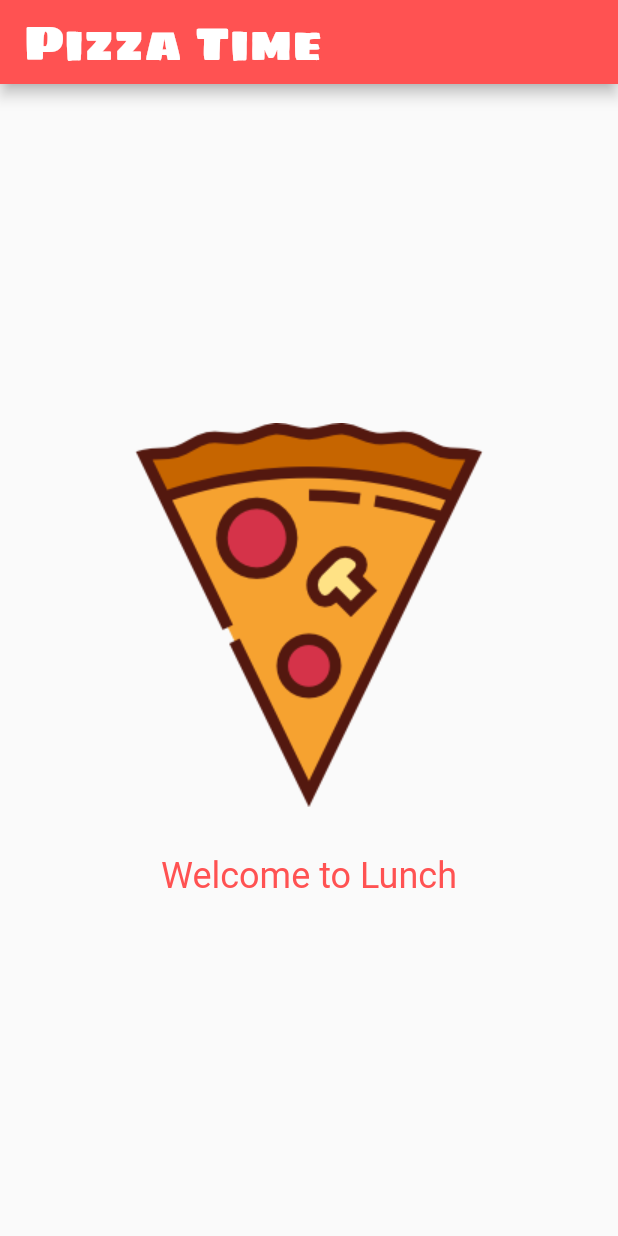
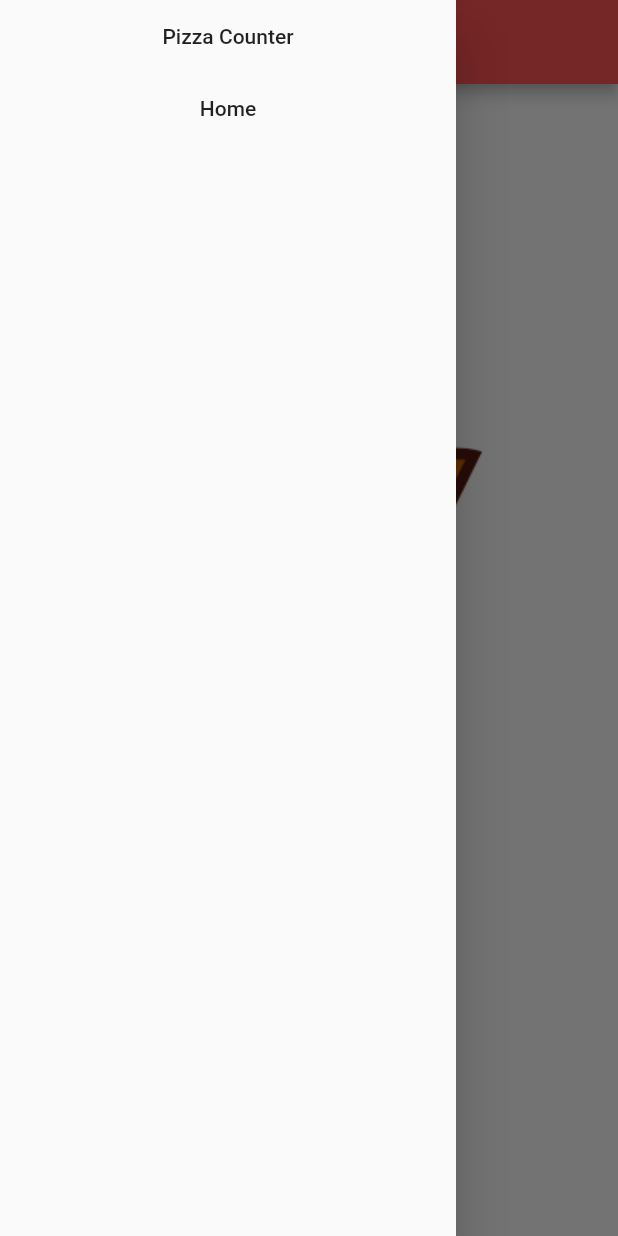
Before and after one commit to duncan-iaria/flutter-lunch-n-learn, a Flutter app: the screen it shows after launch, with the side drawer open (before the commit the screen has no drawer), on a phone screen of 412 x 824 dp. Run offline on Flutter 3.47's test engine with Material 2 defaults, Android fonts, the phone set to English and light mode, and no system bars.

Commit message:
🔧 added the router

```diff
--- /dev/null
+++ b/lunch_n_learn/lib/components/pizza_drawer.dart
@@ -0,0 +1,25 @@
+import 'package:flutter/material.dart';
+
+class PizzaDrawer extends StatelessWidget {
+  @override
+  Widget build(BuildContext context) {
+    return Drawer(
+      child: Container(
+        child: ListView(
+          children: <Widget>[
+            MaterialButton(
+              child: Text('Pizza Counter'),
+              onPressed: () {
+                Navigator.of(context).pushNamed("/pizza");
+              },
+            ),
+            MaterialButton(
+              child: Text('Home'),
+              onPressed: () {},
+            )
+          ],
+        ),
+      ),
+    );
+  }
+}
--- a/lunch_n_learn/lib/main.dart
+++ b/lunch_n_learn/lib/main.dart
@@ -1,6 +1,9 @@
 import 'package:flutter/material.dart';
 import './theme.dart';
 import './constants.dart';
+import './router.dart';
+
+import './components/pizza_drawer.dart';
 
 void main() => runApp(MyApp());
 
@@ -11,6 +14,7 @@ class MyApp extends StatelessWidget {
       title: 'Flutter Demo',
       theme: theme,
       home: Home(),
+      routes: pizzaRoutes,
     );
   }
 }
@@ -25,6 +29,7 @@ class Home extends StatelessWidget {
           style: Theme.of(context).textTheme.title,
         ),
       ),
+      drawer: PizzaDrawer(),
       body: Center(
         child: Padding(
           padding: const EdgeInsets.all(64.0),
--- /dev/null
+++ b/lunch_n_learn/lib/router.dart
@@ -0,0 +1,7 @@
+import 'package:flutter/material.dart';
+
+import './screens/pizza_counter.dart';
+
+Map<String, WidgetBuilder> pizzaRoutes = {
+  '/pizza': (context) => PizzaCounter(),
+};
```
Also changed, not shown: lunch_n_learn/lib/screens/pizza_counter.dart (added, +13 -0 lines).
